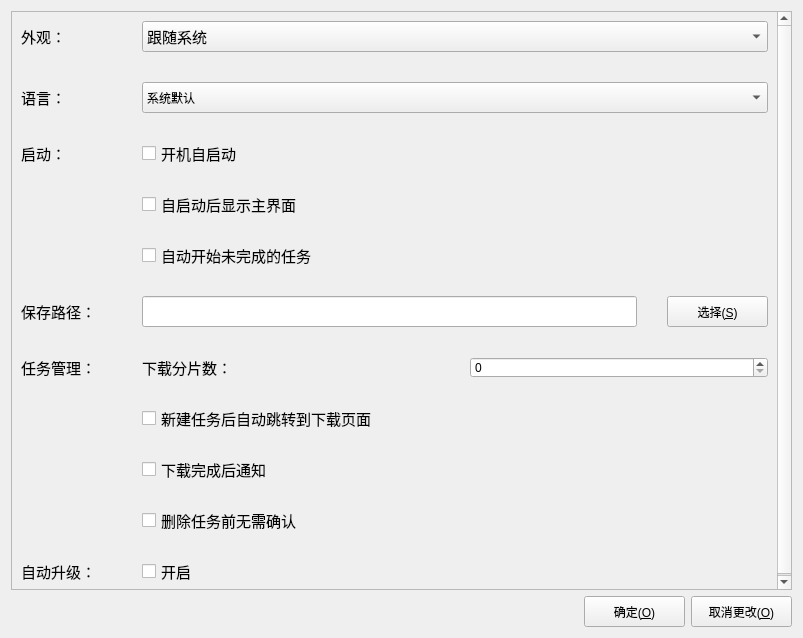
The window that src/SettingsBasicWidget.ui (L-Super/FlowD) describes before a commit, drawn with Qt 5.
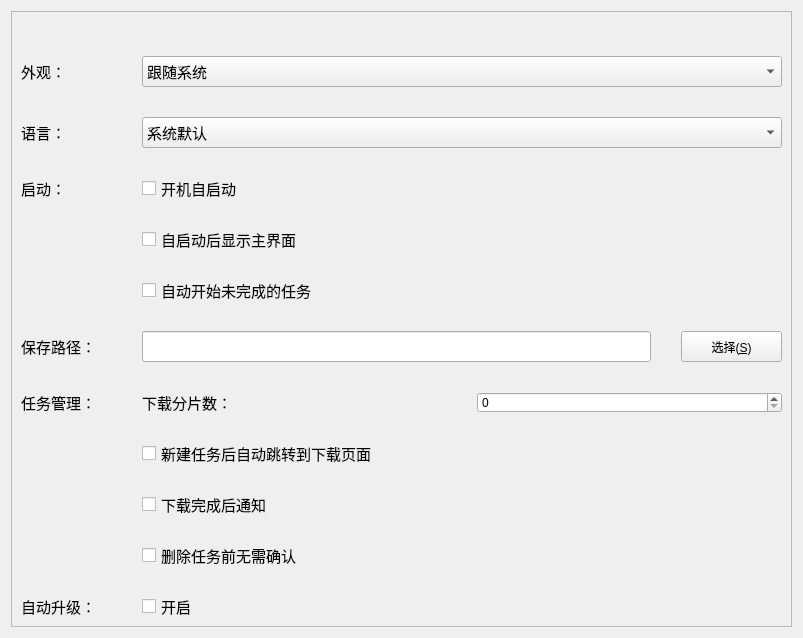
The same window after the commit.

```diff
--- a/src/SettingsBasicWidget.ui
+++ b/src/SettingsBasicWidget.ui
@@ -25,7 +25,7 @@
         <x>0</x>
         <y>0</y>
         <width>787</width>
-        <height>584</height>
+        <height>622</height>
        </rect>
       </property>
       <layout class="QVBoxLayout" name="verticalLayout">
@@ -156,6 +156,11 @@
                  <height>31</height>
                 </size>
                </property>
+               <property name="font">
+                <font>
+                 <pointsize>11</pointsize>
+                </font>
+               </property>
                <item>
                 <property name="text">
                  <string>系统默认</string>
@@ -589,61 +594,6 @@
      </widget>
     </widget>
    </item>
-   <item>
-    <layout class="QHBoxLayout" name="horizontalLayout_8">
-     <item>
-      <spacer name="horizontalSpacer">
-       <property name="orientation">
-        <enum>Qt::Orientation::Horizontal</enum>
-       </property>
-       <property name="sizeHint" stdset="0">
-        <size>
-         <width>40</width>
-         <height>20</height>
-        </size>
-       </property>
-      </spacer>
-     </item>
-     <item>
-      <widget class="QPushButton" name="pushButton_2">
-       <property name="minimumSize">
-        <size>
-         <width>101</width>
-         <height>31</height>
-        </size>
-       </property>
-       <property name="maximumSize">
-        <size>
-         <width>101</width>
-         <height>31</height>
-        </size>
-       </property>
-       <property name="text">
-        <string>确定(&amp;O)</string>
-       </property>
-      </widget>
-     </item>
-     <item>
-      <widget class="QPushButton" name="pushButton_3">
-       <property name="minimumSize">
-        <size>
-         <width>101</width>
-         <height>31</height>
-        </size>
-       </property>
-       <property name="maximumSize">
-        <size>
-         <width>101</width>
-         <height>31</height>
-        </size>
-       </property>
-       <property name="text">
-        <string>取消更改(&amp;O)</string>
-       </property>
-      </widget>
-     </item>
-    </layout>
-   </item>
   </layout>
  </widget>
  <resources/>
```
Left out of the diff: 22 changed lines with no effect on the pictures.
